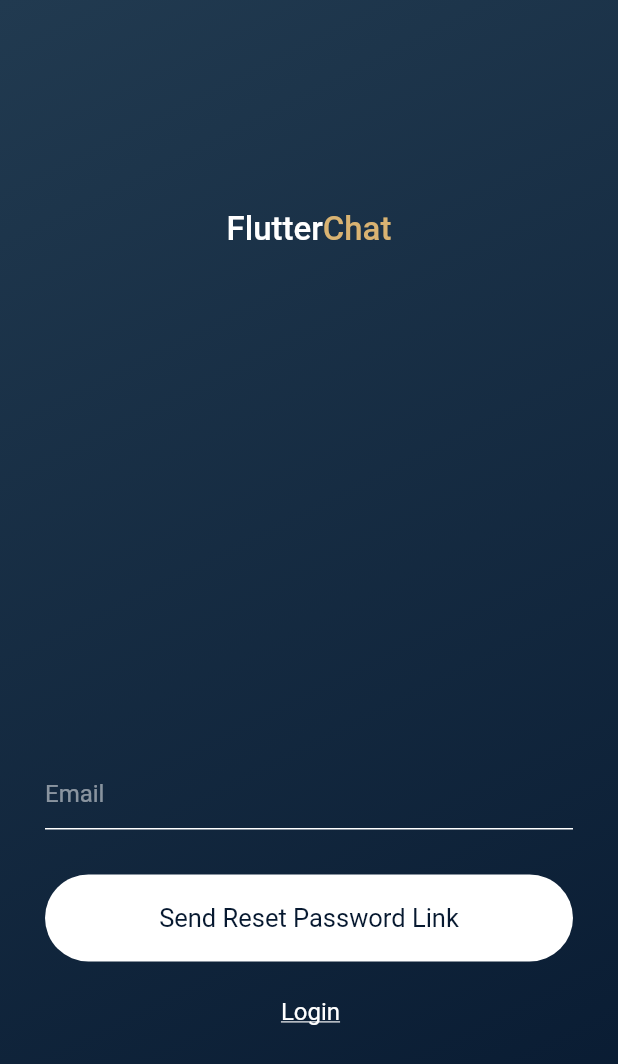
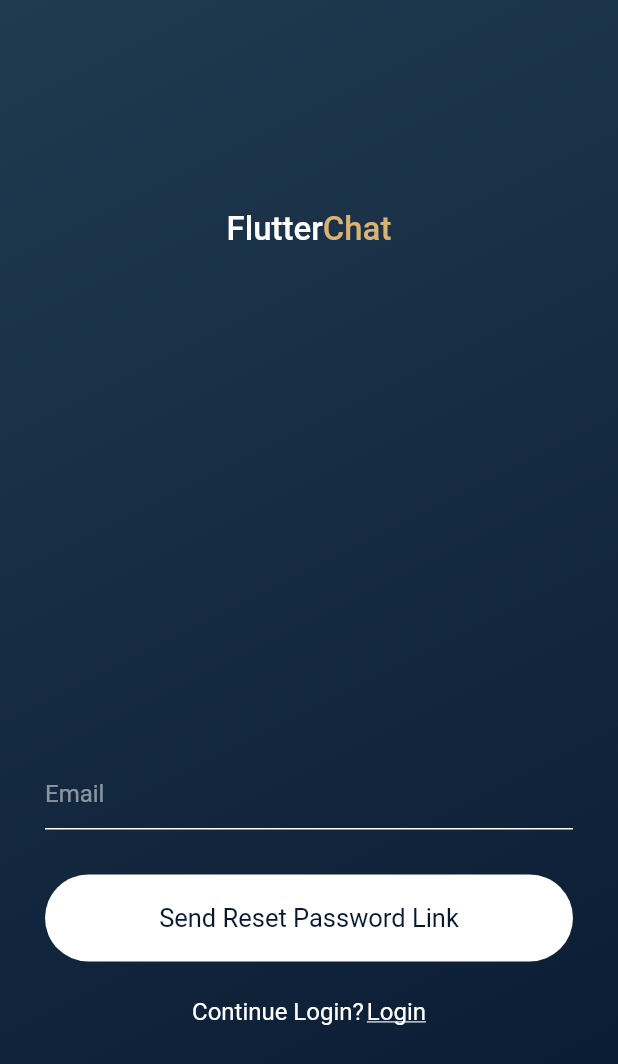
Before and after one commit to Sanchaksh/GChat, a Flutter app: the ResetPass screen opened directly, on a phone screen of 412 x 824 dp. Shown: the top 1064 px of the screen. Run offline on Flutter 3.47's test engine with Material 2 defaults, Android fonts, the phone set to English and light mode, and no system bars; our stand-ins replace cloud_firestore, firebase_auth, firebase_core, google_sign_in, shared_preferences; accounts and stored records are empty.

Commit message:
Updated some Frontend for Continue Login

```diff
--- a/lib/views/forgetpassword.dart
+++ b/lib/views/forgetpassword.dart
@@ -133,7 +133,7 @@ class _ResetPassState extends State<ResetPass> {
                       mainAxisAlignment: MainAxisAlignment.center,
                       children: <Widget>[
                         Text(
-                          "",
+                          "Continue Login?",
                           style: TextStyle(color: Colors.white, fontSize: 16),
                         ),
                         SizedBox(
```
